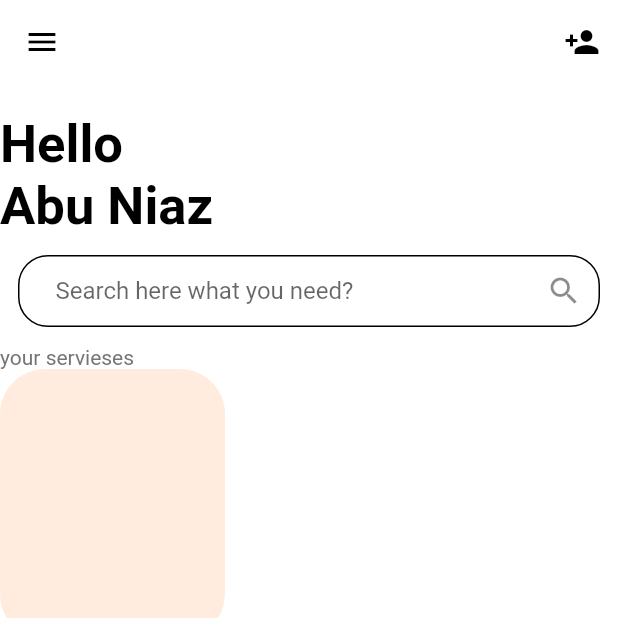
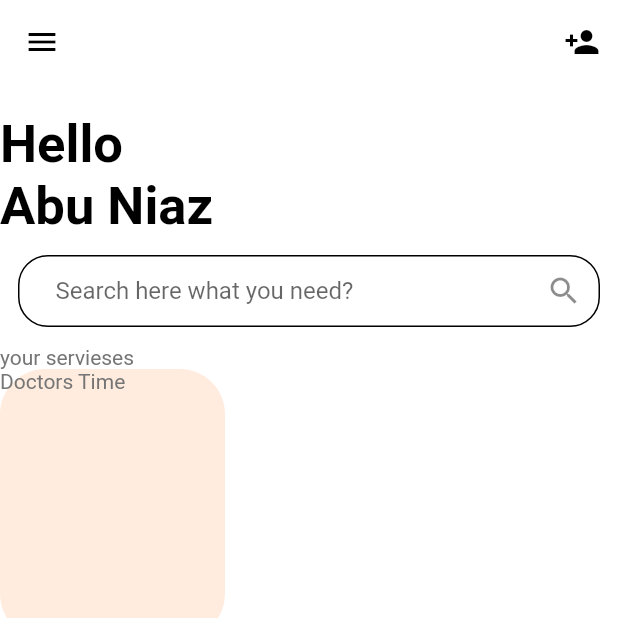
Before and after one commit to abuniaz/Health-Care, a Flutter app: the HomeTwo screen opened directly, on a phone screen of 412 x 824 dp, the top half of it. Run offline on Flutter 3.47's test engine with Material 2 defaults, Android fonts, the phone set to English and light mode, and no system bars.

Commit message:
Update home2.dart

```diff
--- a/health_care/lib/Start_Page/home2.dart
+++ b/health_care/lib/Start_Page/home2.dart
@@ -51,6 +51,7 @@ class HomeTwo extends StatelessWidget {
                         decoration: BoxDecoration(
                             color: kPrimaryLightColor,
                             borderRadius: BorderRadius.circular(30)),
+                        child: const Text("Doctors Time"),
                       )
                     ],
                   ),
```
